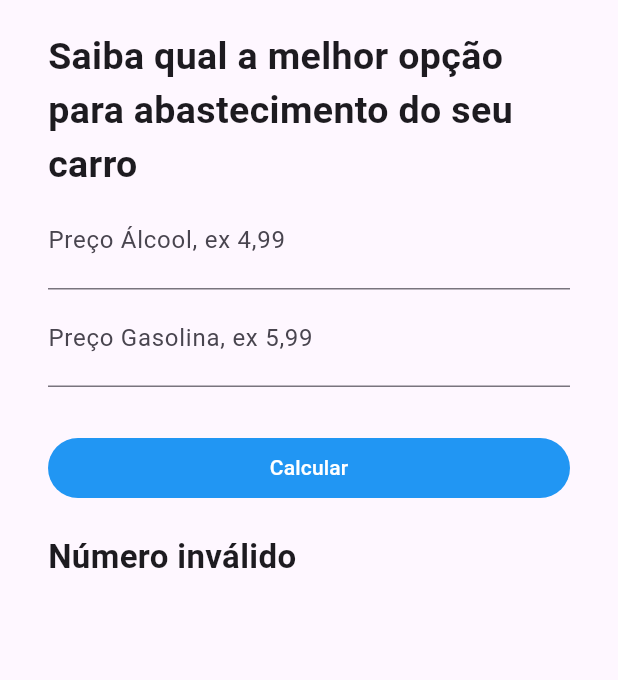
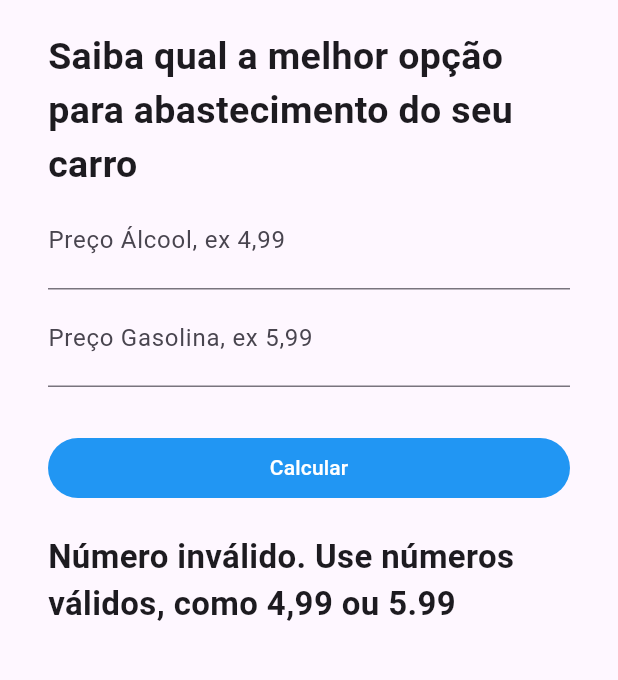
Before and after one commit to JosehDBrito/Desenvolvimento-de-Aplica-o-em-Flutter-com-Dart, a Flutter app: the AlcoolGasolina screen opened directly, after a tap on "Calcular", on a phone screen of 412 x 824 dp, the part 268-948 px from its top. Run offline on Flutter 3.47's test engine with Material 3 defaults, Android fonts, the phone set to English and light mode, and no system bars.

Commit message:
Update Final

```diff
--- a/lib/alcool_gasolina.dart
+++ b/lib/alcool_gasolina.dart
@@ -11,21 +11,25 @@ class _AlcoolGasolinaState extends State<AlcoolGasolina> {
   String _textoResultado = "";
 
   void _calcular() {
-    var precoAlcool = double.tryParse(_controllerAlcool.text);
-    var precoGasolina = double.tryParse(_controllerGasolina.text);
+    // Substituir vírgula por ponto nos textos inseridos
+    var precoAlcool =
+        double.tryParse(_controllerAlcool.text.replaceAll(',', '.'));
+    var precoGasolina =
+        double.tryParse(_controllerGasolina.text.replaceAll(',', '.'));
 
     if (precoAlcool == null || precoGasolina == null) {
       setState(() {
-        _textoResultado = "Número inválido";
+        _textoResultado =
+            "Número inválido. Use números válidos, como 4,99 ou 5.99";
       });
     } else {
-      if (precoAlcool / precoGasolina >= 0.7) {
+      if (precoAlcool < precoGasolina) {
         setState(() {
-          _textoResultado = "Compre Gasolina";
+          _textoResultado = "Compre Álcool";
         });
       } else {
         setState(() {
-          _textoResultado = "Compre Alcool";
+          _textoResultado = "Compre Gasolina";
         });
       }
     }
```
